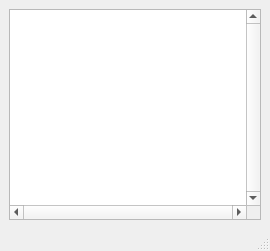
Old version of the form ui/mainwindow.ui in the repository bitsed/qosmic.
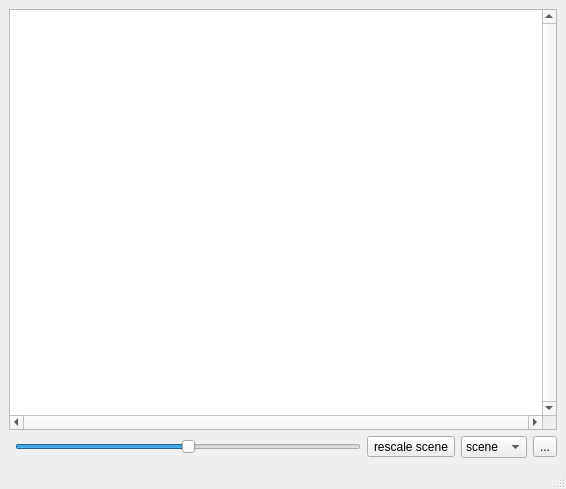
New version of the form. Icons and pictures are not drawn. Custom widgets are drawn as their Qt base class.

Patch:
```diff
--- a/ui/mainwindow.ui
+++ b/ui/mainwindow.ui
@@ -7,8 +7,8 @@
    <rect>
     <x>0</x>
     <y>0</y>
-    <width>270</width>
-    <height>251</height>
+    <width>566</width>
+    <height>489</height>
    </rect>
   </property>
   <property name="windowTitle">
@@ -21,10 +21,7 @@
    <set>QMainWindow::AllowNestedDocks|QMainWindow::AllowTabbedDocks|QMainWindow::AnimatedDocks|QMainWindow::VerticalTabs</set>
   </property>
   <widget class="QWidget" name="centralwidget">
-   <layout class="QHBoxLayout" name="horizontalLayout">
-    <property name="sizeConstraint">
-     <enum>QLayout::SetMaximumSize</enum>
-    </property>
+   <layout class="QVBoxLayout" name="verticalLayout">
     <item>
      <widget class="QGraphicsView" name="m_xfeditview">
       <property name="frameShape">
@@ -53,6 +50,115 @@
       </property>
      </widget>
     </item>
+    <item>
+     <widget class="QFrame" name="sceneSliderFrame">
+      <property name="frameShape">
+       <enum>QFrame::NoFrame</enum>
+      </property>
+      <property name="frameShadow">
+       <enum>QFrame::Plain</enum>
+      </property>
+      <property name="lineWidth">
+       <number>0</number>
+      </property>
+      <layout class="QHBoxLayout" name="horizontalLayout" stretch="0,0,0,0,0">
+       <property name="margin">
+        <number>0</number>
+       </property>
+       <item>
+        <widget class="EditModeSelectorWidget" name="modeSelectWidget" native="true"/>
+       </item>
+       <item>
+        <widget class="SnapSlider" name="sceneScaleSlider">
+         <property name="sizePolicy">
+          <sizepolicy hsizetype="Expanding" vsizetype="Minimum">
+           <horstretch>0</horstretch>
+           <verstretch>0</verstretch>
+          </sizepolicy>
+         </property>
+         <property name="minimum">
+          <number>-1000</number>
+         </property>
+         <property name="maximum">
+          <number>1000</number>
+         </property>
+         <property name="orientation">
+          <enum>Qt::Horizontal</enum>
+         </property>
+        </widget>
+       </item>
+       <item>
+        <widget class="QToolButton" name="autoScaleButton">
+         <property name="toolTip">
+          <string>Rescale the scene</string>
+         </property>
+         <property name="text">
+          <string>rescale scene</string>
+         </property>
+         <property name="icon">
+          <iconset resource="../qosmic.qrc">
+           <normaloff>:/icons/silk/shape_group.xpm</normaloff>:/icons/silk/shape_group.xpm</iconset>
+         </property>
+        </widget>
+       </item>
+       <item>
+        <widget class="QComboBox" name="sceneCenterSelector">
+         <item>
+          <property name="text">
+           <string>scene</string>
+          </property>
+         </item>
+         <item>
+          <property name="text">
+           <string>origin</string>
+          </property>
+         </item>
+         <item>
+          <property name="text">
+           <string>mark</string>
+          </property>
+         </item>
+         <item>
+          <property name="text">
+           <string>circum</string>
+          </property>
+         </item>
+         <item>
+          <property name="text">
+           <string>box</string>
+          </property>
+         </item>
+         <item>
+          <property name="text">
+           <string>O</string>
+          </property>
+         </item>
+         <item>
+          <property name="text">
+           <string>X</string>
+          </property>
+         </item>
+         <item>
+          <property name="text">
+           <string>Y</string>
+          </property>
+         </item>
+        </widget>
+       </item>
+       <item>
+        <widget class="QToolButton" name="sceneConfigButton">
+         <property name="text">
+          <string>...</string>
+         </property>
+         <property name="icon">
+          <iconset resource="../qosmic.qrc">
+           <normaloff>:/icons/silk/bullet_wrench.xpm</normaloff>:/icons/silk/bullet_wrench.xpm</iconset>
+         </property>
+        </widget>
+       </item>
+      </layout>
+     </widget>
+    </item>
    </layout>
   </widget>
   <widget class="QMenuBar" name="menubar">
@@ -67,7 +173,22 @@
   </widget>
   <widget class="QStatusBar" name="m_statusbar"/>
  </widget>
- <resources/>
+ <customwidgets>
+  <customwidget>
+   <class>SnapSlider</class>
+   <extends>QSlider</extends>
+   <header>snapslider.h</header>
+  </customwidget>
+  <customwidget>
+   <class>EditModeSelectorWidget</class>
+   <extends>QWidget</extends>
+   <header>editmodeselectorwidget.h</header>
+   <container>1</container>
+  </customwidget>
+ </customwidgets>
+ <resources>
+  <include location="../qosmic.qrc"/>
+ </resources>
  <connections/>
  <designerdata>
   <property name="gridDeltaX">
```
Left out of the diff: 55 changed lines with no effect on the pictures.
